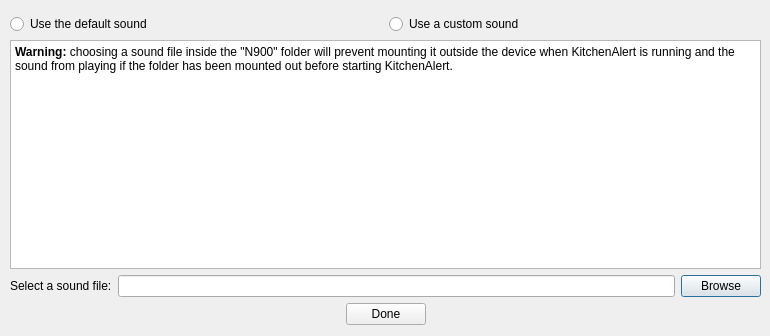
This is src/selectsounddialog.ui in helihyv/KitchenAlert as Qt 5 draws it before an edit. The edited form follows.
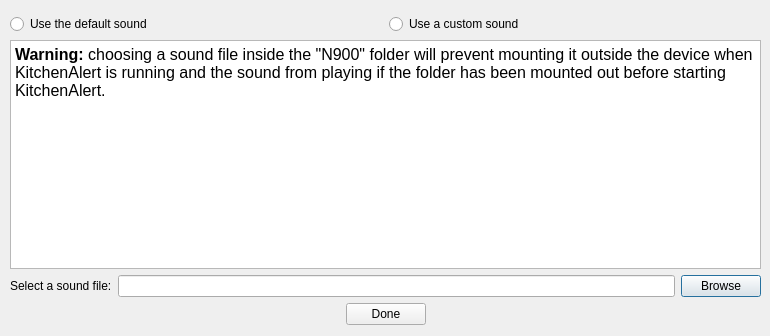
This is the edited form.

Diff of the .ui file:
```diff
--- a/src/selectsounddialog.ui
+++ b/src/selectsounddialog.ui
@@ -59,8 +59,8 @@
 &lt;html&gt;&lt;head&gt;&lt;meta name=&quot;qrichtext&quot; content=&quot;1&quot; /&gt;&lt;style type=&quot;text/css&quot;&gt;
 p, li { white-space: pre-wrap; }
 &lt;/style&gt;&lt;/head&gt;&lt;body style=&quot; font-family:'Sans Serif'; font-size:16pt; font-weight:400; font-style:normal;&quot;&gt;
-&lt;p style=&quot; margin-top:0px; margin-bottom:0px; margin-left:0px; margin-right:0px; -qt-block-indent:0; text-indent:0px;&quot;&gt;&lt;span style=&quot; font-size:9pt; font-weight:600;&quot;&gt;Warning:&lt;/span&gt;&lt;span style=&quot; font-size:9pt;&quot;&gt; choosing a sound file inside the &amp;quot;N900&amp;quot; folder will prevent mounting it outside the device when KitchenAlert is running and the sound from playing if the folder has been mounted out before starting KitchenAlert.&lt;/span&gt;&lt;/p&gt;
-&lt;p style=&quot;-qt-paragraph-type:empty; margin-top:0px; margin-bottom:0px; margin-left:0px; margin-right:0px; -qt-block-indent:0; text-indent:0px; font-size:9pt;&quot;&gt;&lt;/p&gt;&lt;/body&gt;&lt;/html&gt;</string>
+&lt;p style=&quot; margin-top:0px; margin-bottom:0px; margin-left:0px; margin-right:0px; -qt-block-indent:0; text-indent:0px;&quot;&gt;&lt;span style=&quot; font-size:12pt; font-weight:600;&quot;&gt;Warning:&lt;/span&gt;&lt;span style=&quot; font-size:12pt;&quot;&gt; choosing a sound file inside the &amp;quot;N900&amp;quot; folder will prevent mounting it outside the device when KitchenAlert is running and the sound from playing if the folder has been mounted out before starting KitchenAlert.&lt;/span&gt;&lt;/p&gt;
+&lt;p style=&quot;-qt-paragraph-type:empty; margin-top:0px; margin-bottom:0px; margin-left:0px; margin-right:0px; -qt-block-indent:0; text-indent:0px; font-size:12pt;&quot;&gt;&lt;/p&gt;&lt;/body&gt;&lt;/html&gt;</string>
       </property>
      </widget>
     </item>
```
